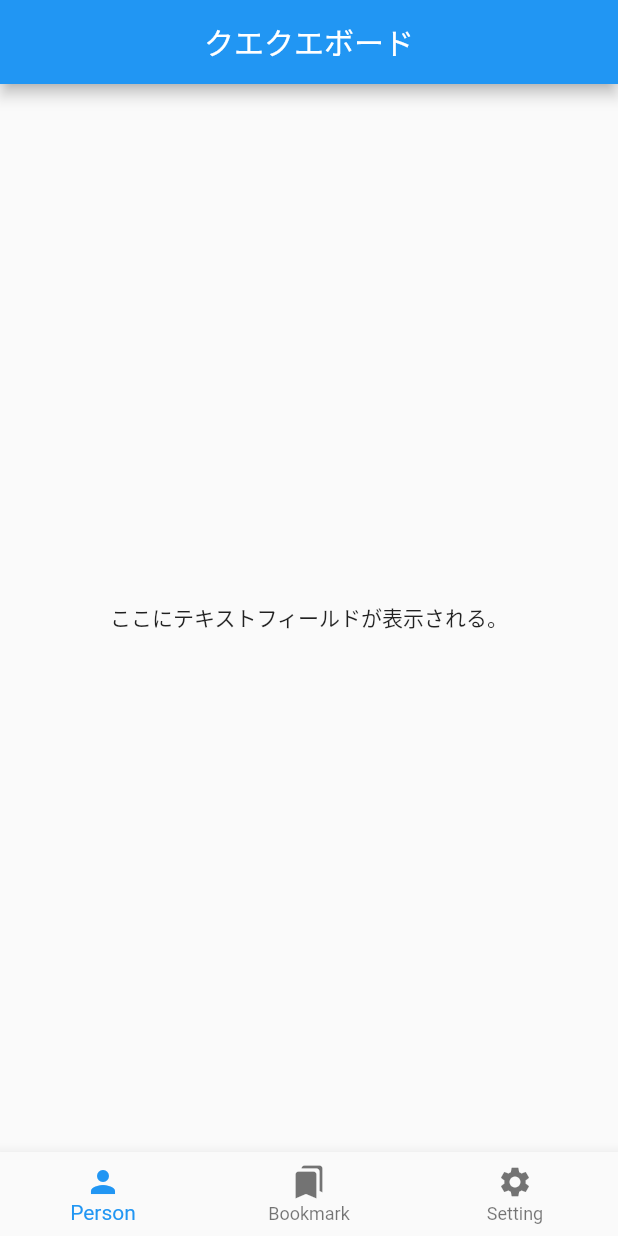
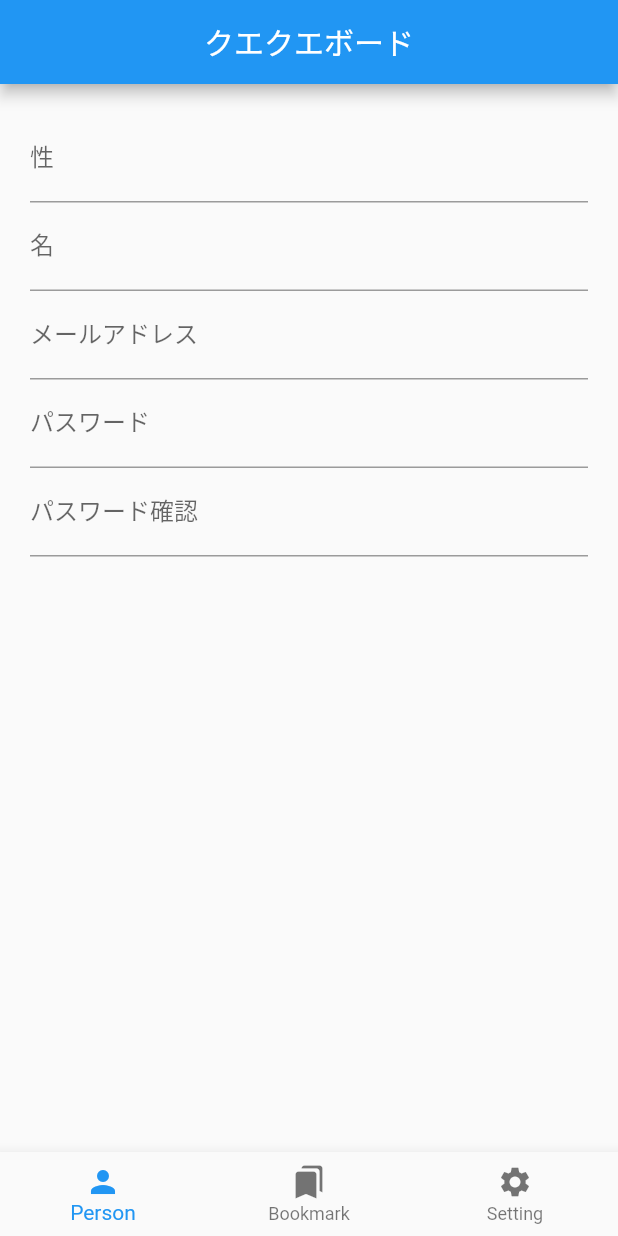
Before and after one commit to sayasurvey/queque_board_app, a Flutter app: the screen it shows after launch, on a phone screen of 412 x 824 dp. Run offline on Flutter 3.47's test engine with Material 2 defaults, Android fonts, the light colour scheme and no system bars; our stand-ins replace flutter_hooks.

Commit message:
feat: テキストフィールドの設置

```diff
--- a/lib/main.dart
+++ b/lib/main.dart
@@ -2,6 +2,7 @@ import 'package:flutter/material.dart';
 import 'package:flutter_hooks/flutter_hooks.dart';
 import 'utils/tab_item.dart';
 
+/// タブごとのナビゲーションスタックの状態を管理する
 final _navigatorKeys = <TabItem, GlobalKey<NavigatorState>>{
   TabItem.person: GlobalKey<NavigatorState>(),
   TabItem.bookmarks: GlobalKey<NavigatorState>(),
@@ -23,6 +24,7 @@ class MyApp extends StatelessWidget {
       theme: ThemeData(
         primarySwatch: Colors.blue,
       ),
+      debugShowCheckedModeBanner: false,
       home: MyHomePage(),
     );
   }
@@ -38,7 +40,38 @@ class MyHomePage extends HookWidget {
           centerTitle: true,
         ),
         body: const Center(
-          child: Text('ここにテキストフィールドが表示される。'),
+          child: Padding(
+            padding: EdgeInsets.all(20.0),
+            child: Column(
+              children: <Widget>[
+                TextField(
+                  decoration: InputDecoration(
+                    labelText: '性',
+                  ),
+                ),
+                TextField(
+                  decoration: InputDecoration(
+                    labelText: '名',
+                  ),
+                ),
+                TextField(
+                  decoration: InputDecoration(
+                    labelText: 'メールアドレス',
+                  ),
+                ),
+                TextField(
+                  decoration: InputDecoration(
+                    labelText: 'パスワード',
+                  ),
+                ),
+                TextField(
+                  decoration: InputDecoration(
+                    labelText: 'パスワード確認',
+                  ),
+                ),
+              ],
+            ),
+          ),
         ),
         bottomNavigationBar: BottomNavigationBar(
           type: BottomNavigationBarType.fixed,
```
